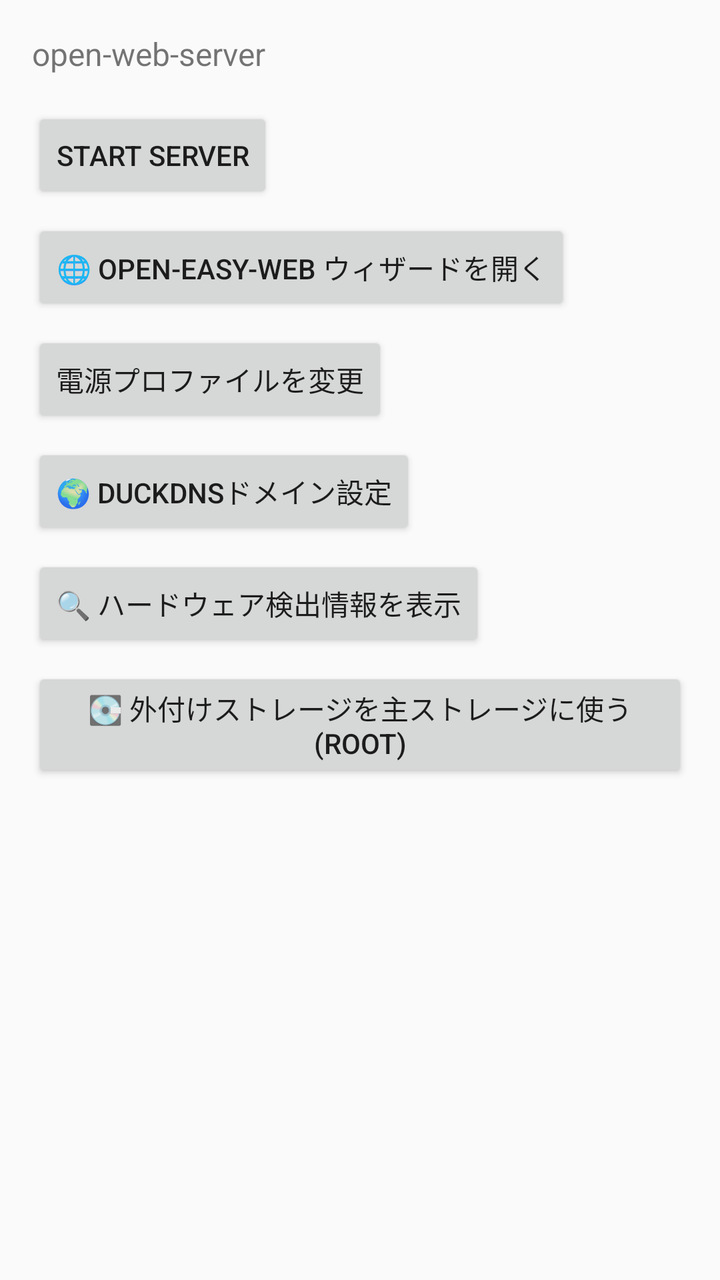
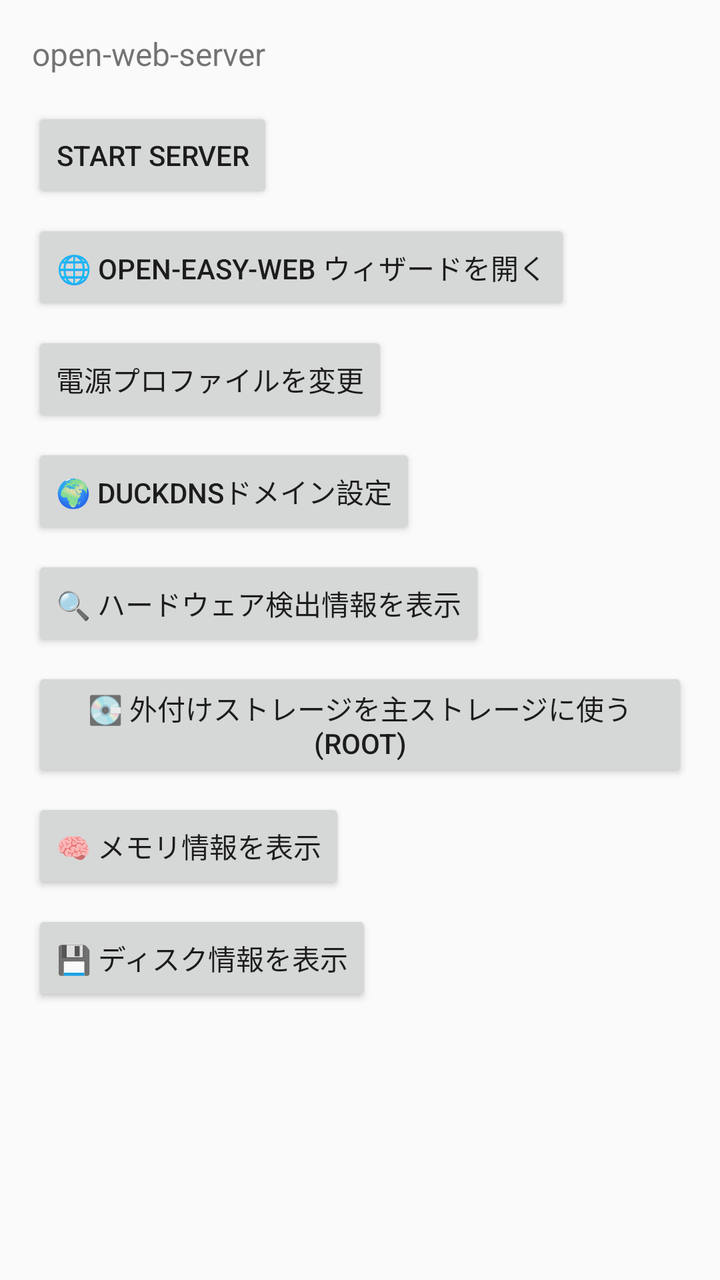

Screens rendered from an Android XML layout before and after an edit, with the pre-edit source and the edit as a unified diff.
<!-- AndroidManifest.xml: application theme Theme.OpenWebServer -->
<!-- res/layout/activity_main.xml -->
<?xml version="1.0" encoding="utf-8"?>
<LinearLayout xmlns:android="http://schemas.android.com/apk/res/android"
    android:layout_width="match_parent"
    android:layout_height="match_parent"
    android:orientation="vertical"
    android:padding="16dp">

    <TextView
        android:id="@+id/statusText"
        android:layout_width="match_parent"
        android:layout_height="wrap_content"
        android:text="@string/app_name"
        android:textSize="16sp" />

    <Button
        android:id="@+id/startButton"
        android:layout_width="wrap_content"
        android:layout_height="wrap_content"
        android:layout_marginTop="16dp"
        android:text="Start server" />

    
    <Button
        android:id="@+id/openEasyWebButton"
        android:layout_width="wrap_content"
        android:layout_height="wrap_content"
        android:layout_marginTop="8dp"
        android:text="@string/open_easy_web_button" />

    <Button
        android:id="@+id/changeProfileButton"
        android:layout_width="wrap_content"
        android:layout_height="wrap_content"
        android:layout_marginTop="8dp"
        android:text="@string/change_profile_button" />

    
    <Button
        android:id="@+id/ddnsSetupButton"
        android:layout_width="wrap_content"
        android:layout_height="wrap_content"
        android:layout_marginTop="8dp"
        android:text="@string/ddns_setup_button" />

    
    <Button
        android:id="@+id/hardwareInfoButton"
        android:layout_width="wrap_content"
        android:layout_height="wrap_content"
        android:layout_marginTop="8dp"
        android:text="@string/hardware_info_button" />

    
    <Button
        android:id="@+id/externalStorageButton"
        android:layout_width="wrap_content"
        android:layout_height="wrap_content"
        android:layout_marginTop="8dp"
        android:text="@string/external_storage_button" />

    <ScrollView
        android:layout_width="match_parent"
        android:layout_height="0dp"
        android:layout_weight="1"
        android:layout_marginTop="16dp">

        <TextView
            android:id="@+id/logText"
            android:layout_width="match_parent"
            android:layout_height="wrap_content"
            android:fontFamily="monospace"
            android:textIsSelectable="true"
            android:textSize="11sp" />
    </ScrollView>

</LinearLayout>
<!-- resources referenced by this layout -->
<resources>
  <string name="app_name">open-web-server</string>
  <string name="change_profile_button">電源プロファイルを変更</string>
  <string name="ddns_setup_button">🌍 DuckDNSドメイン設定</string>
  <string name="external_storage_button">💽 外付けストレージを主ストレージに使う(root)</string>
  <string name="hardware_info_button">🔍 ハードウェア検出情報を表示</string>
  <string name="open_easy_web_button">🌐 open-easy-web ウィザードを開く</string>
  <style name="Theme.OpenWebServer" parent="Theme.AppCompat.DayNight.NoActionBar" />
</resources>

<!-- the commit's change to res/layout/activity_main.xml (unified diff, before → after) -->
@@ -58,6 +58,21 @@
         android:layout_marginTop="8dp"
         android:text="@string/external_storage_button" />
 
+    
+    <Button
+        android:id="@+id/btnMemoryInfo"
+        android:layout_width="wrap_content"
+        android:layout_height="wrap_content"
+        android:layout_marginTop="8dp"
+        android:text="@string/memory_info_button" />
+
+    <Button
+        android:id="@+id/btnDiskInfo"
+        android:layout_width="wrap_content"
+        android:layout_height="wrap_content"
+        android:layout_marginTop="8dp"
+        android:text="@string/disk_info_button" />
+
     <ScrollView
         android:layout_width="match_parent"
         android:layout_height="0dp"
<!-- resource entries referenced after the edit -->
@@ -3,8 +3,10 @@
   <string name="app_name">open-web-server</string>
   <string name="change_profile_button">電源プロファイルを変更</string>
   <string name="ddns_setup_button">🌍 DuckDNSドメイン設定</string>
+  <string name="disk_info_button">💾 ディスク情報を表示</string>
   <string name="external_storage_button">💽 外付けストレージを主ストレージに使う(root)</string>
   <string name="hardware_info_button">🔍 ハードウェア検出情報を表示</string>
+  <string name="memory_info_button">🧠 メモリ情報を表示</string>
   <string name="open_easy_web_button">🌐 open-easy-web ウィザードを開く</string>
   <style name="Theme.OpenWebServer" parent="Theme.AppCompat.DayNight.NoActionBar" />
 </resources>
